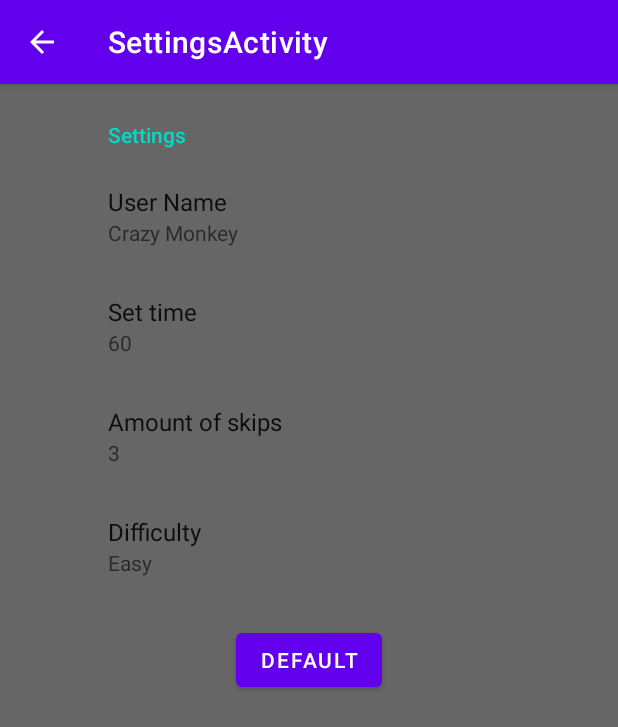
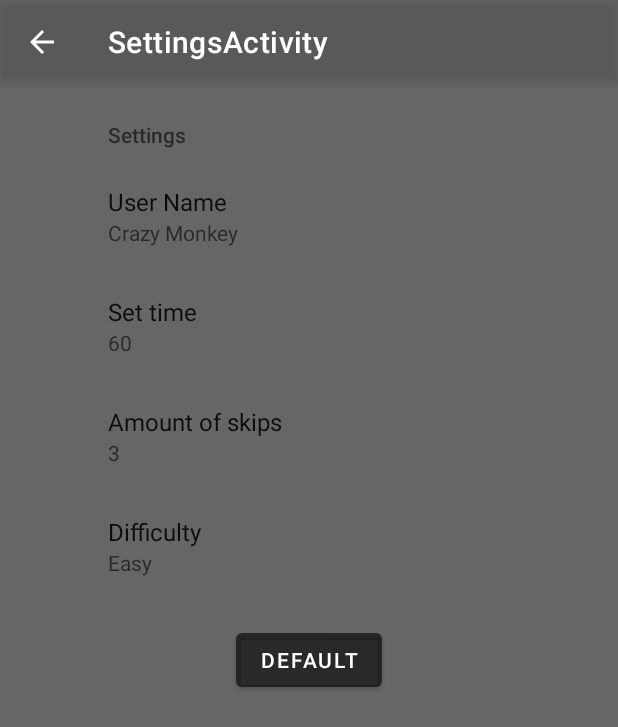
Before and after one commit to Stewie4848/EducationGame, an Android app: the screen it shows after launch (SettingsActivity), after a tap on an icon or button, on a phone screen of 412 x 824 dp. Shown: the top 727 px of the screen. Run offline under Robolectric (Android 15) with nearby library versions, the phone set to English and light mode, and no system bars; our stand-ins replace androidx.preference.

Commit message:
Add theme

```diff
--- a/app/src/main/res/values/themes.xml
+++ b/app/src/main/res/values/themes.xml
@@ -2,15 +2,18 @@
     <!-- Base application theme. -->
     <style name="Theme.EducationGame" parent="Theme.MaterialComponents.DayNight.DarkActionBar">
         <!-- Primary brand color. -->
-        <item name="colorPrimary">@color/purple_500</item>
-        <item name="colorPrimaryVariant">@color/purple_700</item>
-        <item name="colorOnPrimary">@color/white</item>
+        <item name="colorPrimary">@color/background_black</item>
+        <item name="colorPrimaryVariant">@color/background_black</item>
+        <item name="colorOnPrimary">@color/background_black</item>
         <!-- Secondary brand color. -->
-        <item name="colorSecondary">@color/teal_200</item>
-        <item name="colorSecondaryVariant">@color/teal_700</item>
-        <item name="colorOnSecondary">@color/black</item>
+        <item name="colorSecondary">@color/white</item>
+        <item name="colorSecondaryVariant">@color/white</item>
+        <item name="colorOnSecondary">@color/white</item>
+        <item name="android:textColor">@color/white</item>
+        <item name="colorAccent">@color/background_black</item>
         <!-- Status bar color. -->
         <item name="android:statusBarColor" tools:targetApi="l">?attr/colorPrimaryVariant</item>
         <!-- Customize your theme here. -->
     </style>
+
 </resources>
```
